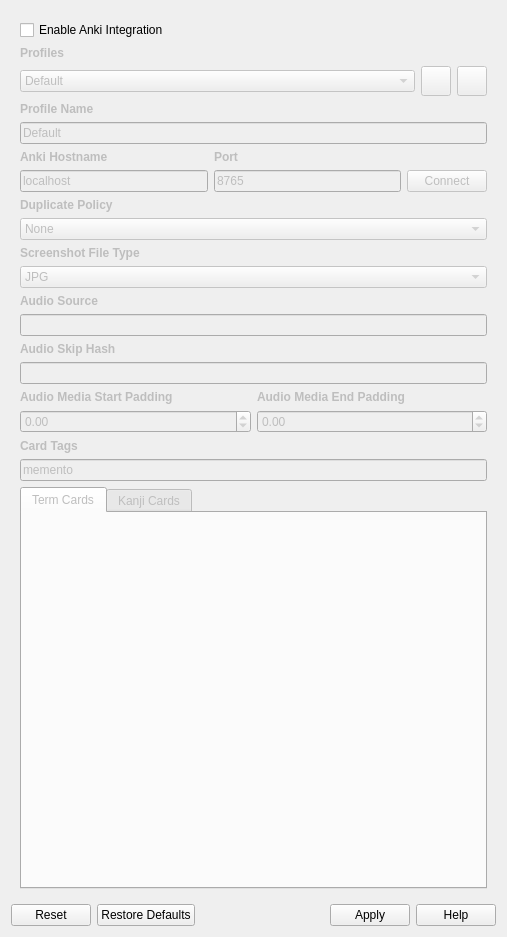
Qt form src/gui/widgets/ankisettings.ui (ripose-jp/Memento) before a commit.
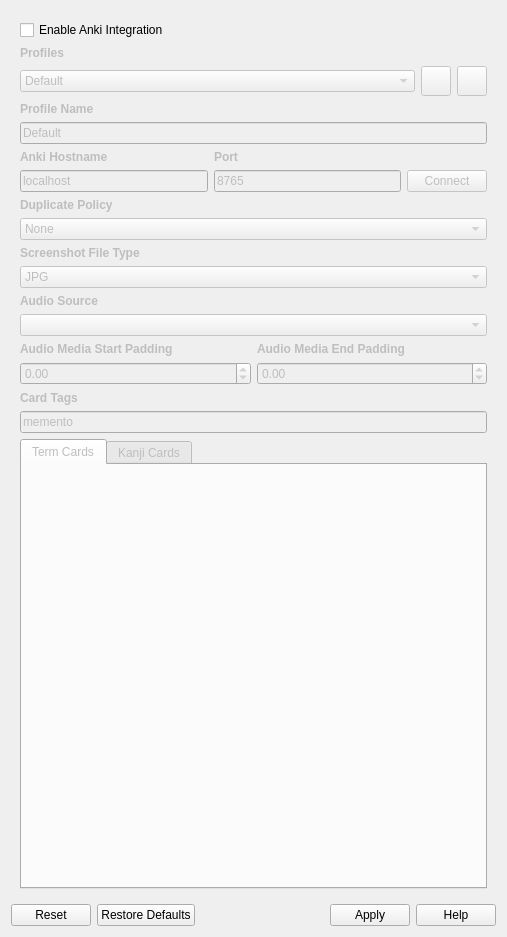
The same form after that commit. Custom widgets are drawn as their Qt base class.

Commit message: Audio sources now appear in Anki Settings

Patch:
```diff
--- a/src/gui/widgets/ankisettings.ui
+++ b/src/gui/widgets/ankisettings.ui
@@ -34,7 +34,7 @@
         <x>0</x>
         <y>0</y>
         <width>474</width>
-        <height>1082</height>
+        <height>1012</height>
        </rect>
       </property>
       <layout class="QVBoxLayout" name="verticalLayout_4">
@@ -340,34 +340,7 @@
            </widget>
           </item>
           <item>
-           <widget class="QLineEdit" name="lineEditAudioSource">
-            <property name="toolTip">
-             <string>The audio source for the {audio} marker.
-Supports inserting {expression} and {reading} into URLs.</string>
-            </property>
-           </widget>
-          </item>
-          <item>
-           <widget class="QLabel" name="labelSkipHash">
-            <property name="font">
-             <font>
-              <weight>75</weight>
-              <bold>true</bold>
-             </font>
-            </property>
-            <property name="text">
-             <string>Audio Skip Hash</string>
-            </property>
-           </widget>
-          </item>
-          <item>
-           <widget class="QLineEdit" name="lineEditSkipHash">
-            <property name="toolTip">
-             <string>The MD5 hash of an audio file to ignore.
-Some websites include a placeholder file for when an audio clip does not exist.
-If an audio clip matches this hash, it will not be added to the card.</string>
-            </property>
-           </widget>
+           <widget class="ScrollComboBox" name="comboBoxAudioSrc"/>
           </item>
           <item>
            <layout class="QGridLayout" name="layoutAudioPadding">
```
The commit also changes 7 other files.
